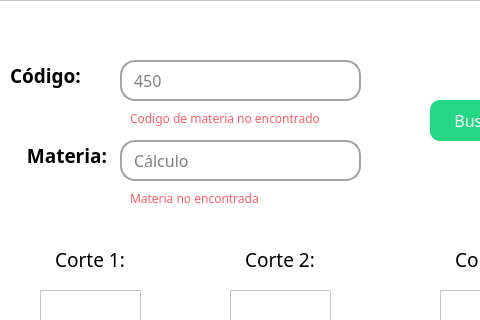
Juan961/POSM-Project, file view/ui/consultarpes.ui: the form before one commit; both pictures show x 130 to 610 and y 0 to 320 of the 854 by 480 pixel window.
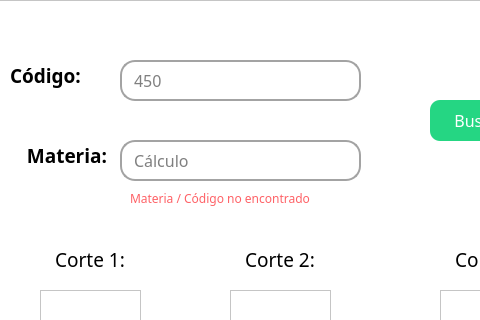
The form after the commit.

What changed in the file:
```diff
--- a/view/ui/consultarpes.ui
+++ b/view/ui/consultarpes.ui
@@ -346,33 +346,6 @@
      <rect>
       <x>260</x>
       <y>190</y>
-      <width>151</width>
-      <height>16</height>
-     </rect>
-    </property>
-    <property name="font">
-     <font>
-      <family>Montserrat Thin</family>
-      <weight>50</weight>
-      <bold>false</bold>
-     </font>
-    </property>
-    <property name="styleSheet">
-     <string notr="true">color: rgb(254, 97, 102);
-</string>
-    </property>
-    <property name="text">
-     <string>Materia no encontrada</string>
-    </property>
-   </widget>
-   <widget class="QLabel" name="err_code">
-    <property name="enabled">
-     <bool>true</bool>
-    </property>
-    <property name="geometry">
-     <rect>
-      <x>260</x>
-      <y>110</y>
       <width>221</width>
       <height>16</height>
      </rect>
@@ -389,7 +362,7 @@
 </string>
     </property>
     <property name="text">
-     <string>Codigo de materia no encontrado</string>
+     <string>Materia / Código no encontrado</string>
     </property>
    </widget>
    <widget class="QLabel" name="err_notes">
```
Left out of the diff: 2 changed lines with no effect on the pictures.
